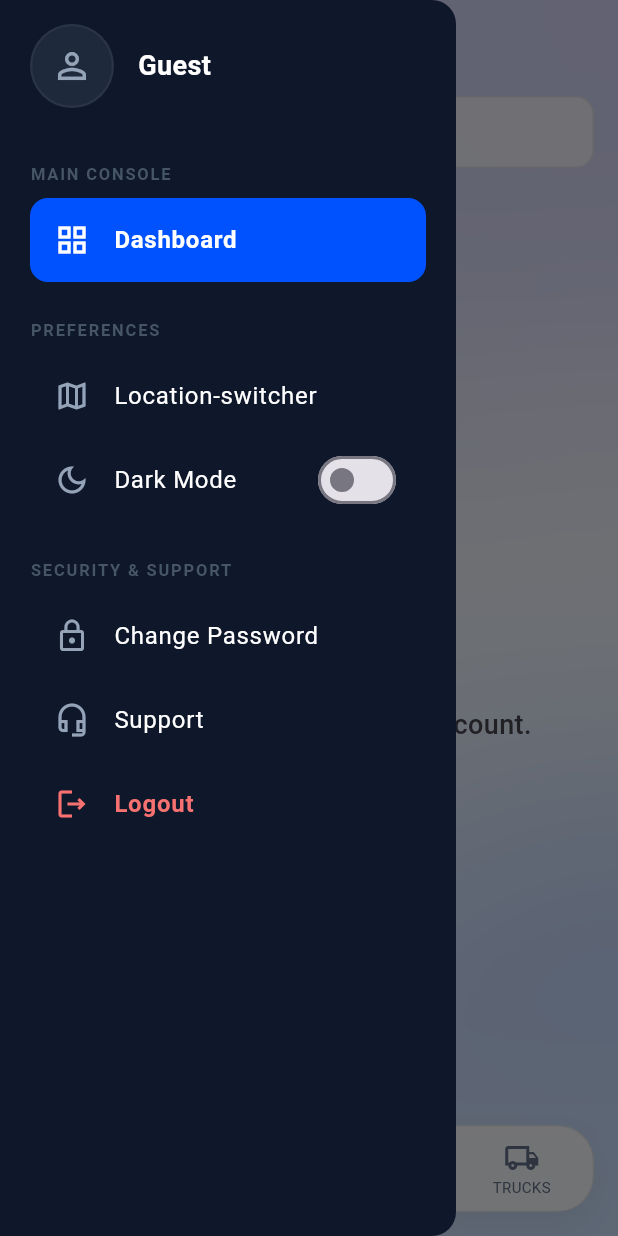
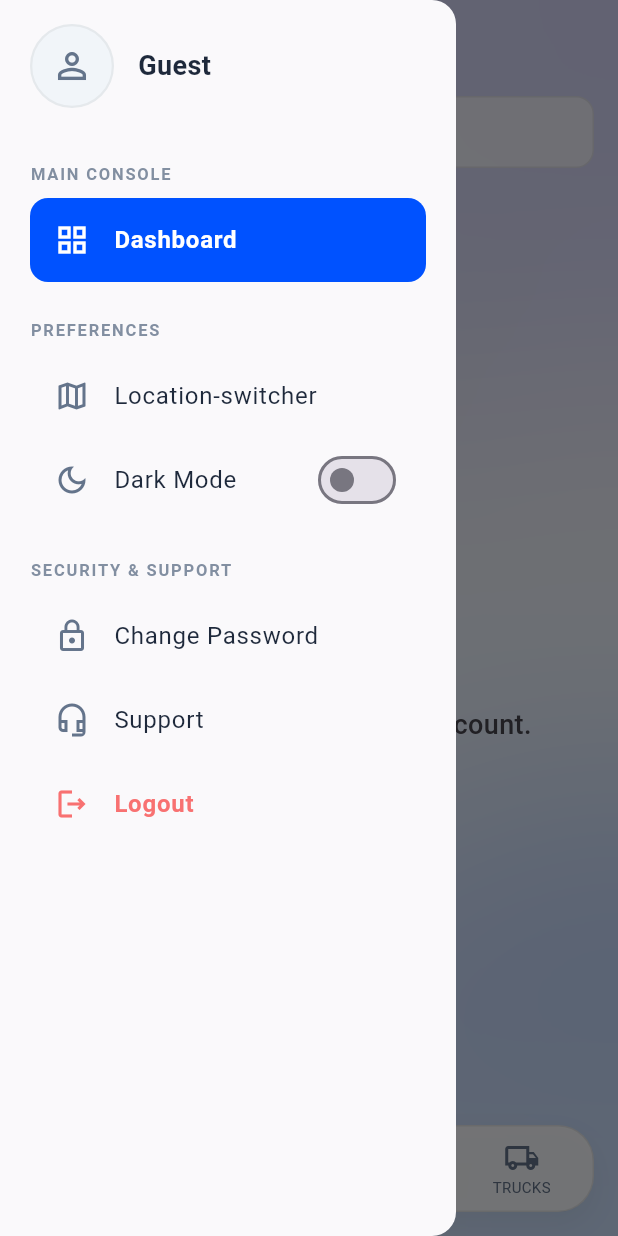
Before and after one commit to chalanakumarasinghe400-png/GeoTrust-TeamIn, a Flutter app: the RolePortalScreen screen opened directly, item 2 of the bottom bar chosen, with the side drawer open, on a phone screen of 412 x 824 dp. Run offline on Flutter 3.47's test engine with Material 3 defaults, Android fonts, the phone set to English and light mode, and no system bars; our stand-ins replace connectivity_plus, firebase_core, firebase_messaging, geolocator, image_picker, shared_preferences and 1 more; accounts and stored records are empty.

Commit message:
feat: add dynamic theme support to navigation drawer and implement form validation for authentication screens.

```diff
--- a/lib/app/shared_widgets.dart
+++ b/lib/app/shared_widgets.dart
@@ -7,8 +7,16 @@ class AppDrawer extends StatelessWidget {
     final ledger = context.watch<LedgerService>();
     final themeProvider = context.watch<ThemeProvider>();
     final role = ledger.currentUserRole;
+
+    final isDark = Theme.of(context).brightness == Brightness.dark;
+    final drawerBg = isDark ? const Color(0xFF0F172A) : const Color(0xFFFAF9FB);
+    final textPrimary = isDark ? Colors.white : const Color(0xFF1E293B);
+    final textSecondary = isDark ? const Color(0xFF94A3B8) : const Color(0xFF64748B);
+    final containerBg = isDark ? const Color(0xFF1E293B) : const Color(0xFFF1F5F9);
+    final borderColor = isDark ? Colors.white.withOpacity(0.05) : Colors.black.withOpacity(0.05);
+
     return Drawer(
-      backgroundColor: const Color(0xFF0F172A),
+      backgroundColor: drawerBg,
       child: SafeArea(
         child: Padding(
           padding: const EdgeInsets.symmetric(horizontal: 20.0, vertical: 16.0),
@@ -73,17 +81,17 @@ class AppDrawer extends StatelessWidget {
                             width: 56,
                             height: 56,
                             decoration: BoxDecoration(
-                              color: const Color(0xFF1E293B),
+                              color: containerBg,
                               shape: BoxShape.circle,
                               border: Border.all(
-                                color: Colors.white.withOpacity(0.05),
+                                color: borderColor,
                                 width: 1.5,
                               ),
                             ),
-                            child: const Icon(
+                            child: Icon(
                               Icons.person_outline,
                               size: 28,
-                              color: Color(0xFF94A3B8),
+                              color: textSecondary,
                             ),
                           ),
                     const SizedBox(width: 16),
@@ -95,10 +103,10 @@ class AppDrawer extends StatelessWidget {
                             ledger.currentUsername.isEmpty
                                 ? 'Guest'
                                 : ledger.currentUsername,
-                            style: const TextStyle(
+                            style: TextStyle(
                               fontWeight: FontWeight.bold,
                               fontSize: 18,
-                              color: Colors.white,
+                              color: textPrimary,
                             ),
                             maxLines: 1,
                             overflow: TextOverflow.ellipsis,
@@ -106,8 +114,8 @@ class AppDrawer extends StatelessWidget {
                           if (role != null)
                             Text(
                               role.displayName,
-                              style: const TextStyle(
-                                color: Color(0xFF64748B),
+                              style: TextStyle(
+                                color: textSecondary,
                                 fontSize: 12,
                               ),
                             ),
@@ -120,10 +128,10 @@ class AppDrawer extends StatelessWidget {
               const SizedBox(height: 36),
 
               // MAIN CONSOLE section
-              const Text(
+              Text(
                 'MAIN CONSOLE',
                 style: TextStyle(
-                  color: Color(0xFF475569),
+                  color: textSecondary.withOpacity(0.8),
                   fontSize: 11,
                   fontWeight: FontWeight.bold,
                   letterSpacing: 1.2,
@@ -154,10 +162,10 @@ class AppDrawer extends StatelessWidget {
               const SizedBox(height: 24),
 
               // PREFERENCES section
-              const Text(
+              Text(
                 'PREFERENCES',
                 style: TextStyle(
-                  color: Color(0xFF475569),
+                  color: textSecondary.withOpacity(0.8),
                   fontSize: 11,
                   fontWeight: FontWeight.bold,
                   letterSpacing: 1.2,
@@ -167,13 +175,13 @@ class AppDrawer extends StatelessWidget {
 
               // Location Switcher
               ListTile(
-                leading: const Icon(
+                leading: Icon(
                   Icons.map_outlined,
-                  color: Color(0xFF94A3B8),
+                  color: textSecondary,
                 ),
-                title: const Text(
+                title: Text(
                   'Location-switcher',
-                  style: TextStyle(color: Colors.white),
+                  style: TextStyle(color: textPrimary),
                 ),
                 onTap: () {
                   Navigator.pop(context);
@@ -189,10 +197,10 @@ class AppDrawer extends StatelessWidget {
               if (ledger.currentUserRole == UserRole.mineOwner ||
                   ledger.currentUserRole == UserRole.hardwareOwner)
                 ListTile(
-                  leading: const Icon(Icons.history, color: Color(0xFF94A3B8)),
-                  title: const Text(
+                  leading: Icon(Icons.history, color: textSecondary),
+                  title: Text(
                     'Transaction History',
-                    style: TextStyle(color: Colors.white),
+                    style: TextStyle(color: textPrimary),
                   ),
                   onTap: () {
                     Navigator.pop(context);
@@ -206,13 +214,13 @@ class AppDrawer extends StatelessWidget {
               // Dark Mode Switch
               SwitchListTile(
                 contentPadding: const EdgeInsets.symmetric(horizontal: 16),
-                title: const Text(
+                title: Text(
                   'Dark Mode',
-                  style: TextStyle(color: Colors.white),
+                  style: TextStyle(color: textPrimary),
                 ),
-                secondary: const Icon(
+                secondary: Icon(
                   Icons.dark_mode_outlined,
-                  color: Color(0xFF94A3B8),
+                  color: textSecondary,
                 ),
                 value: themeProvider.themeMode == ThemeMode.dark,
                 onChanged: (val) => themeProvider.toggleTheme(val),
@@ -221,10 +229,10 @@ class AppDrawer extends StatelessWidget {
               const SizedBox(height: 24),
 
               // SECURITY & SUPPORT section
-              const Text(
+              Text(
                 'SECURITY & SUPPORT',
                 style: TextStyle(
-                  color: Color(0xFF475569),
+                  color: textSecondary.withOpacity(0.8),
                   fontSize: 11,
                   fontWeight: FontWeight.bold,
                   letterSpacing: 1.2,
@@ -234,13 +242,13 @@ class AppDrawer extends StatelessWidget {
 
               // Change Password
               ListTile(
-                leading: const Icon(
+                leading: Icon(
                   Icons.lock_outline,
-                  color: Color(0xFF94A3B8),
+                  color: textSecondary,
                 ),
-                title: const Text(
+                title: Text(
                   'Change Password',
-                  style: TextStyle(color: Colors.white),
+                  style: TextStyle(color: textPrimary),
                 ),
                 onTap: () {
                   Navigator.pop(context);
@@ -255,13 +263,13 @@ class AppDrawer extends StatelessWidget {
 
               // Support
               ListTile(
-                leading: const Icon(
+                leading: Icon(
                   Icons.headset_mic_outlined,
-                  color: Color(0xFF94A3B8),
+                  color: textSecondary,
                 ),
-                title: const Text(
+                title: Text(
                   'Support',
-                  style: TextStyle(color: Colors.white),
+                  style: TextStyle(color: textPrimary),
                 ),
                 onTap: () {
                   Navigator.pop(context);
```
Also changed, not shown: lib/app/auth.dart (+88 -32 lines), lib/app/dashboard.dart (+111 -39 lines).
